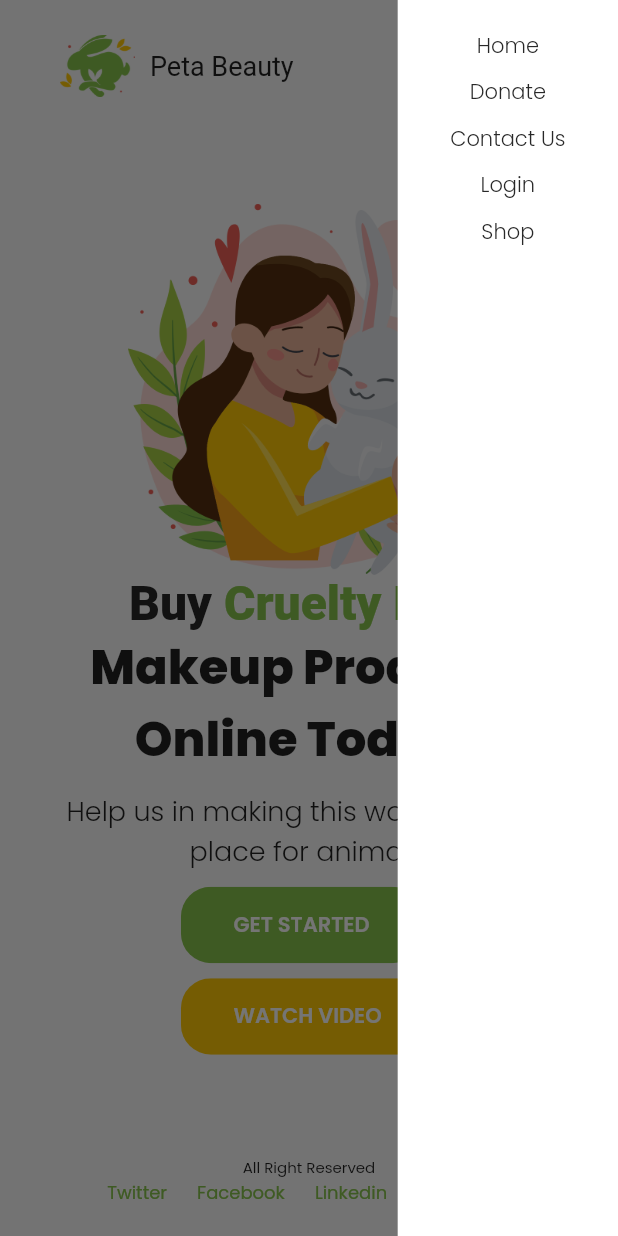
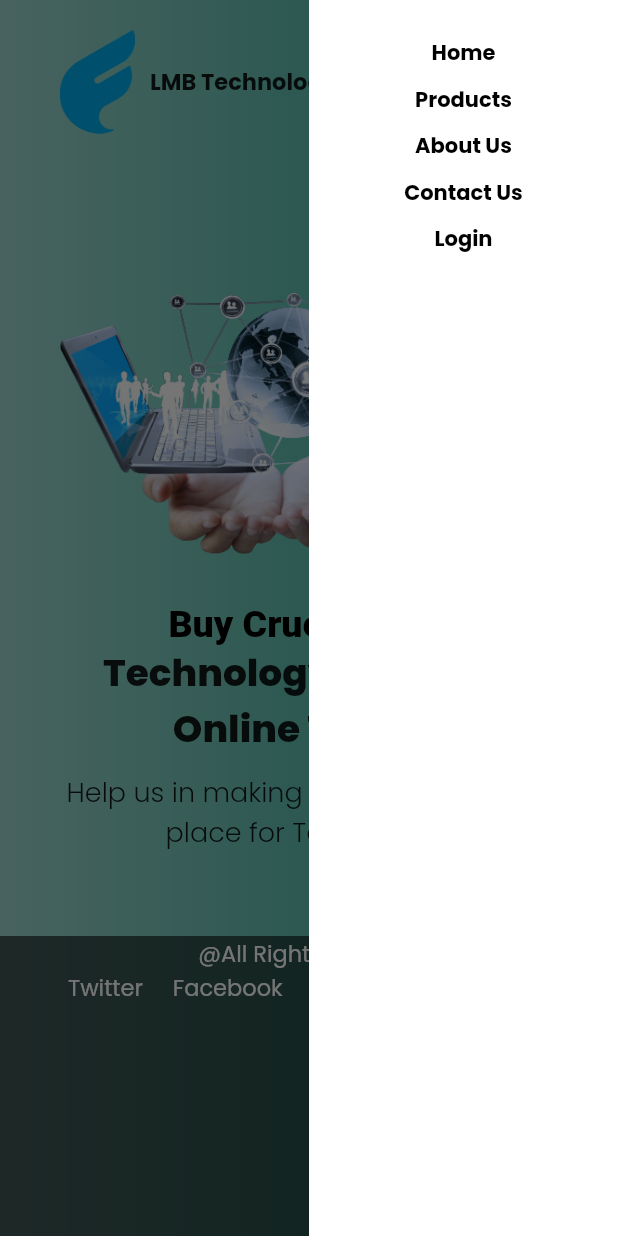
Before and after one commit to NiteshKumar223/lmb_web3, a Flutter app: the screen it shows after launch, with the side drawer open, on a phone screen of 412 x 824 dp. Run offline on Flutter 3.47's test engine with Material 2 defaults, Android fonts, the phone set to English and light mode, and no system bars; our stand-ins replace google_fonts.

Commit message:
second commit

```diff
--- a/lib/components/footer.dart
+++ /dev/null
@@ -1,145 +0,0 @@
-import 'package:flutter/material.dart';
-import 'package:flutter_web/responsive.dart';
-
-import '../constants.dart';
-
-class Footer extends StatelessWidget {
-  const Footer({
-    Key? key,
-  }) : super(key: key);
-
-  @override
-  Widget build(BuildContext context) {
-    return (!isMobile(context)) ? DesktopFooter() : MobileFooter();
-  }
-}
-
-class DesktopFooter extends StatelessWidget {
-  const DesktopFooter({
-    Key? key,
-  }) : super(key: key);
-
-  @override
-  Widget build(BuildContext context) {
-    return Container(
-      margin: EdgeInsets.symmetric(vertical: 20, horizontal: 40),
-      child: Row(
-        children: <Widget>[
-          Expanded(
-            flex: 1,
-            child: Text(
-              'All Right Reserved',
-              style: TextStyle(
-                fontSize: 10
-              ),
-            )
-          ),
-
-          Expanded(
-            flex: 2,
-            child: Row(
-              children: <Widget>[
-                NavItem(
-                  title: 'Twitter',
-                  tapEvent: () {},
-                ),
-
-                NavItem(
-                  title: 'Facebook',
-                  tapEvent: () {},
-                ),
-
-                NavItem(
-                  title: 'Linkedin',
-                  tapEvent: () {},
-                ),
-
-                NavItem(
-                  title: 'Instagram',
-                  tapEvent: () {},
-                ),
-              ],
-            )
-          ),
-        ],
-      ),
-    );
-  }
-}
-
-class MobileFooter extends StatelessWidget {
-  const MobileFooter({
-    Key? key,
-  }) : super(key: key);
-
-  @override
-  Widget build(BuildContext context) {
-    return Container(
-      width: double.infinity,
-      margin: EdgeInsets.symmetric(vertical: 20, horizontal: 40),
-      child: Column(
-        children: <Widget>[
-          Text(
-            'All Right Reserved',
-            style: TextStyle(
-              fontSize: 10
-            ),
-          ),
-          Wrap(
-            alignment: WrapAlignment.center,
-            children: <Widget>[
-              NavItem(
-                title: 'Twitter',
-                tapEvent: () {},
-              ),
-
-              NavItem(
-                title: 'Facebook',
-                tapEvent: () {},
-              ),
-
-              NavItem(
-                title: 'Linkedin',
-                tapEvent: () {},
-              ),
-
-              NavItem(
-                title: 'Instagram',
-                tapEvent: () {},
-              ),
-            ],
-          )
-        ],
-      ),
-    );
-  }
-}
-
-class NavItem extends StatelessWidget {
-  const NavItem({
-    Key? key,
-    required this.title,
-    required this.tapEvent
-  }) : super(key: key);
-
-  final String title;
-  final GestureTapCallback tapEvent;
-
-  @override
-  Widget build(BuildContext context) {
-    return InkWell(
-      onTap: tapEvent,
-      hoverColor: Colors.transparent,
-      child: Padding(
-        padding: EdgeInsets.symmetric(horizontal: 10),
-        child: Text(
-          title,
-          style: TextStyle(
-            color: kPrimaryColor,
-            fontSize: 12
-          ),
-        ),
-      ),
-    );
-  }
-}
--- a/lib/constants.dart
+++ /dev/null
@@ -1,5 +0,0 @@
-import 'package:flutter/material.dart';
-
-const kPrimaryColor = Color(0XFF88C54D);
-const kSecondaryColor = Color(0XFFFFC906);
-const kTextColor = Color(0XFF282828);
--- /dev/null
+++ b/lib/custom_ui/custom_color.dart
@@ -0,0 +1,8 @@
+import 'package:flutter/material.dart';
+
+class WebColors {
+  static const Color bgcolor1 = Color(0xFF22AB93);
+  static const Color bgcolor2 = Color.fromARGB(255, 158, 215, 207);
+  static const Color txtcolor = Colors.white;
+  static const Color footercolor = Color.fromARGB(150, 0, 0, 0);
+}
--- /dev/null
+++ b/lib/custom_ui/footer.dart
@@ -0,0 +1,194 @@
+import 'package:flutter/material.dart';
+import 'package:flutter_web/custom_ui/responsive.dart';
+import 'package:flutter_web/custom_ui/main_button.dart';
+import 'custom_color.dart';
+
+class Footer extends StatelessWidget {
+  const Footer({
+    Key? key,
+  }) : super(key: key);
+
+  @override
+  Widget build(BuildContext context) {
+    return (!isMobile(context)) ? DesktopFooter() : MobileFooter();
+  }
+}
+
+class DesktopFooter extends StatelessWidget {
+  const DesktopFooter({
+    Key? key,
+  }) : super(key: key);
+
+  @override
+  Widget build(BuildContext context) {
+    return Container(
+      height: 220,
+      width: double.infinity,
+      color: WebColors.footercolor,
+      // margin: EdgeInsets.symmetric(vertical: 20, horizontal: 40),
+      child: Row(
+        mainAxisAlignment: MainAxisAlignment.spaceEvenly,
+        children: <Widget>[
+          Expanded(
+            flex: 1,
+            child: Padding(
+              padding: const EdgeInsets.only(left: 10),
+              child: Text(
+                'All Right Reserved',
+                style: TextStyle(
+                  color: WebColors.txtcolor,
+                  fontSize: 15
+                ),
+              ),
+            )
+          ),
+
+          Expanded(
+            flex: 1,
+            child: Row(
+              children: <Widget>[
+                NavItem(
+                  title: 'Twitter',
+                  tapEvent: () {},
+                ),
+
+                NavItem(
+                  title: 'Facebook',
+                  tapEvent: () {},
+                ),
+
+                NavItem(
+                  title: 'Linkedin',
+                  tapEvent: () {},
+                ),
+
+                NavItem(
+                  title: 'Instagram',
+                  tapEvent: () {},
+                ),
+              ],
+            )
+          ),
+          Expanded(
+            flex: 1,
+              child: Column(
+                      // crossAxisAlignment: CrossAxisAlignment.end,
+                      children: [
+                        TextFormField(
+                          maxLines: 1,
+                        decoration: InputDecoration(
+                          hintText: 'you@example.com',
+                          hintStyle: TextStyle(color: Color.fromARGB(44, 255, 255, 255), fontSize: 12),
+                          labelText: 'E-mail Address',
+                          labelStyle: TextStyle(color: WebColors.txtcolor, fontSize: 12)
+                        )),
+                        TextFormField(
+                          maxLines: 1,
+                        decoration: InputDecoration(
+                          hintText: 'Name',
+                          hintStyle: TextStyle(color: Color.fromARGB(44, 255, 255, 255), fontSize: 12),
+                          labelText: 'Name',
+                          labelStyle: TextStyle(color: WebColors.txtcolor, fontSize: 12)
+                        )),
+                        TextFormField(
+                          maxLines: 1,
+                        decoration: InputDecoration(
+                          hintText: 'Message',
+                          hintStyle: TextStyle(color: Color.fromARGB(44, 255, 255, 255), fontSize: 12),
+                          labelText: 'Message',
+                          labelStyle: TextStyle(color: WebColors.txtcolor, fontSize: 12)
+                        )),
+                        SizedBox(height: 10),
+                        MainButton(
+                          title: 'Submit',
+                          color: WebColors.bgcolor1,
+                          tapEvent: () {},
+                        )
+                      ],
+                    ),
+          ),
+        ],
+      ),
+    );
+  }
+}
+
+class MobileFooter extends StatelessWidget {
+  const MobileFooter({
+    Key? key,
+  }) : super(key: key);
+
+  @override
+  Widget build(BuildContext context) {
+    return Container(
+      height: 200,
+      width: double.infinity,
+      color: WebColors.footercolor,
+      // margin: EdgeInsets.symmetric(vertical: 20, horizontal: 40),
+      child: Column(
+        children: <Widget>[
+          Text(
+            '@All Right Reserved',
+            style: TextStyle(
+              color: WebColors.txtcolor,
+              fontSize: 15
+            ),
+          ),
+          Wrap(
+            alignment: WrapAlignment.center,
+            children: <Widget>[
+              NavItem(
+                title: 'Twitter',
+                tapEvent: () {},
+              ),
+
+              NavItem(
+                title: 'Facebook',
+                tapEvent: () {},
+              ),
+
+              NavItem(
+                title: 'Linkedin',
+                tapEvent: () {},
+              ),
+
+              NavItem(
+                title: 'Instagram',
+                tapEvent: () {},
+              ),
+            ],
+          )
+        ],
+      ),
+    );
+  }
+}
+
+class NavItem extends StatelessWidget {
+  const NavItem({
+    Key? key,
+    required this.title,
+    required this.tapEvent
+  }) : super(key: key);
+
+  final String title;
+  final GestureTapCallback tapEvent;
+
+  @override
+  Widget build(BuildContext context) {
+    return InkWell(
+      onTap: tapEvent,
+      hoverColor: Colors.transparent,
+      child: Padding(
+        padding: EdgeInsets.symmetric(horizontal: 10),
+        child: Text(
+          title,
+          style: TextStyle(
+            color: WebColors.txtcolor,
+            fontSize: 15
+          ),
+        ),
+      ),
+    );
+  }
+}
--- a/lib/components/header.dart
+++ b/lib/custom_ui/header.dart
@@ -1,8 +1,5 @@
 import 'package:flutter/material.dart';
-import 'package:flutter_web/responsive.dart';
-import 'package:google_fonts/google_fonts.dart';
-
-import '../constants.dart';
+import 'package:flutter_web/custom_ui/responsive.dart';
 import 'menu_item.dart';
 
 class Header extends StatelessWidget {
@@ -13,20 +10,22 @@ class Header extends StatelessWidget {
   @override
   Widget build(BuildContext context) {
     return Container(
+
       margin: EdgeInsets.symmetric(vertical: 20, horizontal: 40),
       child: Row(
         children: <Widget>[
           Image.asset(
-            'assets/images/logo.png',
+            'assets/images/logo1.png',
             width: 50,
           ),
 
           SizedBox(width: 10),
 
           Text(
-            "Peta Beauty",
-            style: GoogleFonts.reenieBeanie(
-              fontSize: 18
+            "LMB Technology",
+            style: TextStyle(
+              fontWeight: FontWeight.bold,
+              fontSize: 15
             ),
           ),
 
@@ -40,7 +39,11 @@ class Header extends StatelessWidget {
                   tapEvent: () {},
                 ),
                 NavItem(
-                  title: 'Donate',
+                  title: 'Products',
+                  tapEvent: () {},
+                ),
+                NavItem(
+                  title: 'About Us',
                   tapEvent: () {},
                 ),
                 NavItem(
@@ -49,10 +52,6 @@ class Header extends StatelessWidget {
                 ),
                 NavItem(
                   title: 'Login',
-                  tapEvent: () {},
-                ),
-                NavItem(
-                  title: 'Shop',
                   tapEvent: () {},
                 ),
               ],
--- a/lib/components/menu_item.dart
+++ b/lib/custom_ui/menu_item.dart
@@ -1,6 +1,6 @@
 import 'package:flutter/material.dart';
 
-import '../constants.dart';
+import 'custom_color.dart';
 
 class NavItem extends StatelessWidget {
   const NavItem({
@@ -16,14 +16,14 @@ class NavItem extends StatelessWidget {
   Widget build(BuildContext context) {
     return InkWell(
       onTap: tapEvent,
-      hoverColor: Colors.transparent,
+      hoverColor: Colors.white,
       child: Padding(
-        padding: EdgeInsets.symmetric(horizontal: 15),
+        padding: EdgeInsets.symmetric(horizontal: 8),
         child: Text(
           title,
           style: TextStyle(
-            color: kTextColor,
-            fontWeight: FontWeight.w300
+            color: Colors.black,
+            fontWeight: FontWeight.bold,
           ),
         ),
       ),
--- a/lib/components/side_menu.dart
+++ b/lib/custom_ui/side_menu.dart
@@ -5,14 +5,19 @@ import 'menu_item.dart';
 class SideMenu extends StatelessWidget {
   @override
   Widget build(BuildContext context) {
+    final Size s = MediaQuery.of(context).size;
     return Container(
+      width: s.width * 0.5,
       height: double.infinity,
       color: Colors.white,
       child: SafeArea(
         child: SingleChildScrollView(
-          padding: EdgeInsets.all(20),
+          padding: EdgeInsets.all(15),
           child: Column(
             children: [
+
+              SizedBox(height: 10),
+
               NavItem(
                 title: 'Home',
                 tapEvent: () {},
@@ -21,7 +26,14 @@ class SideMenu extends StatelessWidget {
               SizedBox(height: 10),
 
               NavItem(
-                title: 'Donate',
+                title: 'Products',
+                tapEvent: () {},
+              ),
+
+              SizedBox(height: 10),
+
+              NavItem(
+                title: 'About Us',
                 tapEvent: () {},
               ),
 
@@ -38,13 +50,6 @@ class SideMenu extends StatelessWidget {
                 title: 'Login',
                 tapEvent: () {},
               ),
-
-              SizedBox(height: 10),
-
-              NavItem(
-                title: 'Shop',
-                tapEvent: () {},
-              ),
             ],
           ),
         ),
--- a/lib/main.dart
+++ b/lib/main.dart
@@ -1,6 +1,6 @@
 import 'package:flutter/material.dart';
-import 'package:flutter_web/constants.dart';
-import 'package:flutter_web/screens/home/home.dart';
+import 'package:flutter_web/custom_ui/custom_color.dart';
+import 'package:flutter_web/pages/home.dart';
 import 'package:google_fonts/google_fonts.dart';
 
 void main() {
@@ -15,7 +15,7 @@ class MyApp extends StatelessWidget {
       title: 'Flutter Web',
       debugShowCheckedModeBanner: false,
       theme: ThemeData(
-        primaryColor: kPrimaryColor,
+        primaryColor: WebColors.bgcolor1,
         textTheme: GoogleFonts.poppinsTextTheme(Theme.of(context).textTheme)
       ),
       home: HomeScreen(),
--- a/lib/screens/home/home.dart
+++ b/lib/pages/home.dart
@@ -1,9 +1,10 @@
 import 'package:flutter/material.dart';
-import 'package:flutter_web/components/footer.dart';
-import 'package:flutter_web/components/header.dart';
-import 'package:flutter_web/components/side_menu.dart';
+import 'package:flutter_web/custom_ui/footer.dart';
+import 'package:flutter_web/custom_ui/header.dart';
+import 'package:flutter_web/custom_ui/side_menu.dart';
 
-import 'components/jumbotron.dart';
+import '../custom_ui/custom_color.dart';
+import 'home_page1.dart';
 
 class HomeScreen extends StatelessWidget {
   @override
@@ -29,6 +30,15 @@ class HomeScreen extends StatelessWidget {
       body: SingleChildScrollView(
         child: SafeArea(
           child: Container(
+
+            decoration: BoxDecoration(
+              gradient: LinearGradient(
+                begin: Alignment.centerLeft,
+                end: Alignment.centerRight,
+                colors: [WebColors.bgcolor2,WebColors.bgcolor1],
+              )
+            ),
+
             width: size.width,
             constraints: BoxConstraints(
               minHeight: size.height
@@ -40,7 +50,7 @@ class HomeScreen extends StatelessWidget {
               children: <Widget>[
                 Header(),
 
-                Jumbotron(),
+                home_page1(),
 
                 Footer()
               ],
--- a/lib/screens/home/components/jumbotron.dart
+++ b/lib/pages/home_page1.dart
@@ -1,11 +1,8 @@
 import 'package:flutter/material.dart';
-import 'package:flutter_web/components/main_button.dart';
-import 'package:flutter_web/responsive.dart';
+import 'package:flutter_web/custom_ui/responsive.dart';
 
-import '../../../constants.dart';
-
-class Jumbotron extends StatelessWidget {
-  const Jumbotron({
+class home_page1 extends StatelessWidget {
+  const home_page1({
     Key? key,
   }) : super(key: key);
 
@@ -14,6 +11,7 @@ class Jumbotron extends StatelessWidget {
     Size size = MediaQuery.of(context).size;
 
     return Container(
+
       margin: EdgeInsets.symmetric(vertical: 20, horizontal: 40),
       child: Row(
         children: <Widget>[
@@ -26,7 +24,7 @@ class Jumbotron extends StatelessWidget {
                 children: <Widget>[
                   if (isMobile(context))
                     Image.asset(
-                      'assets/images/main.png',
+                      'assets/images/technology1.png',
                       height: size.height * 0.3,
                     ),
 
@@ -36,17 +34,17 @@ class Jumbotron extends StatelessWidget {
                         TextSpan(
                           text: 'Buy ',
                           style: TextStyle(
-                            fontSize: isDesktop(context) ? 64 : 32,
+                            fontSize: isDesktop(context) ? 50 : 25,
                             fontWeight: FontWeight.w800,
-                            color: kTextColor
+                            color: Colors.black
                           )
                         ),
                         TextSpan(
                           text: 'Cruelty Free',
                           style: TextStyle(
-                            fontSize: isDesktop(context) ? 64 : 32,
+                            fontSize: isDesktop(context) ? 50 : 25,
                             fontWeight: FontWeight.w800,
-                            color: kPrimaryColor
+                            color: Colors.black
                           )
                         ),
                       ]
@@ -54,9 +52,9 @@ class Jumbotron extends StatelessWidget {
                   ),
 
                   Text(
-                    'Makeup Products',
+                    'Technology Products',
                     style: TextStyle(
-                      fontSize: isDesktop(context) ? 64 : 32,
+                      fontSize: isDesktop(context) ? 50 : 25,
                       fontWeight: FontWeight.w800
                     ),
                   ),
@@ -64,7 +62,7 @@ class Jumbotron extends StatelessWidget {
                   Text(
                     'Online Today!',
                     style: TextStyle(
-                      fontSize: isDesktop(context) ? 64 : 32,
+                      fontSize: isDesktop(context) ? 50 : 25,
                       fontWeight: FontWeight.w800
                     ),
                   ),
@@ -72,7 +70,7 @@ class Jumbotron extends StatelessWidget {
                   SizedBox(height: 10),
 
                   Text(
-                    'Help us in making this world a better place for animals.',
+                    'Help us in making this world a better place for Technology.',
                     textAlign: isMobile(context) ? TextAlign.center:TextAlign.start,
                     style: TextStyle(
                       fontSize: isDesktop(context) ? 36 : 18,
@@ -82,24 +80,24 @@ class Jumbotron extends StatelessWidget {
 
                   SizedBox(height: 10),
 
-                  Wrap(
-                    runSpacing: 10,
-                    children: <Widget>[
-                      MainButton(
-                        title: 'GET STARTED',
-                        color: kPrimaryColor,
-                        tapEvent: () {},
-                      ),
+                  // Wrap(
+                  //   runSpacing: 10,
+                  //   children: <Widget>[
+                  //     MainButton(
+                  //       title: 'GET STARTED',
+                  //       color: kPrimaryColor,
+                  //       tapEvent: () {},
+                  //     ),
 
-                      SizedBox(width: 10),
+                  //     SizedBox(width: 10),
 
-                      MainButton(
-                        title: 'WATCH VIDEO',
-                        color: kSecondaryColor,
-                        tapEvent: () {},
-                      )
-                    ],
-                  )
+                  //     MainButton(
+                  //       title: 'WATCH VIDEO',
+                  //       color: kSecondaryColor,
+                  //       tapEvent: () {},
+                  //     )
+                  //   ],
+                  // )
                 ],
               ),
             )
@@ -108,12 +106,12 @@ class Jumbotron extends StatelessWidget {
           if (isDesktop(context) || isTab(context))
             Expanded(
               child: Image.asset(
-                'assets/images/main.png',
+                'assets/images/technology1.png',
                 height: size.height * 0.7,
-              )
+              ),
             )
         ],
-      )
+      ),
     );
   }
 }
```
Also changed, not shown: assets/images/logo.png (deleted), assets/images/logo1.png (added), assets/images/main.png (deleted), assets/images/technology1.png (added), lib/custom_ui/main_button.dart (renamed from lib/components/main_button.dart), lib/custom_ui/responsive.dart (renamed from lib/responsive.dart).
